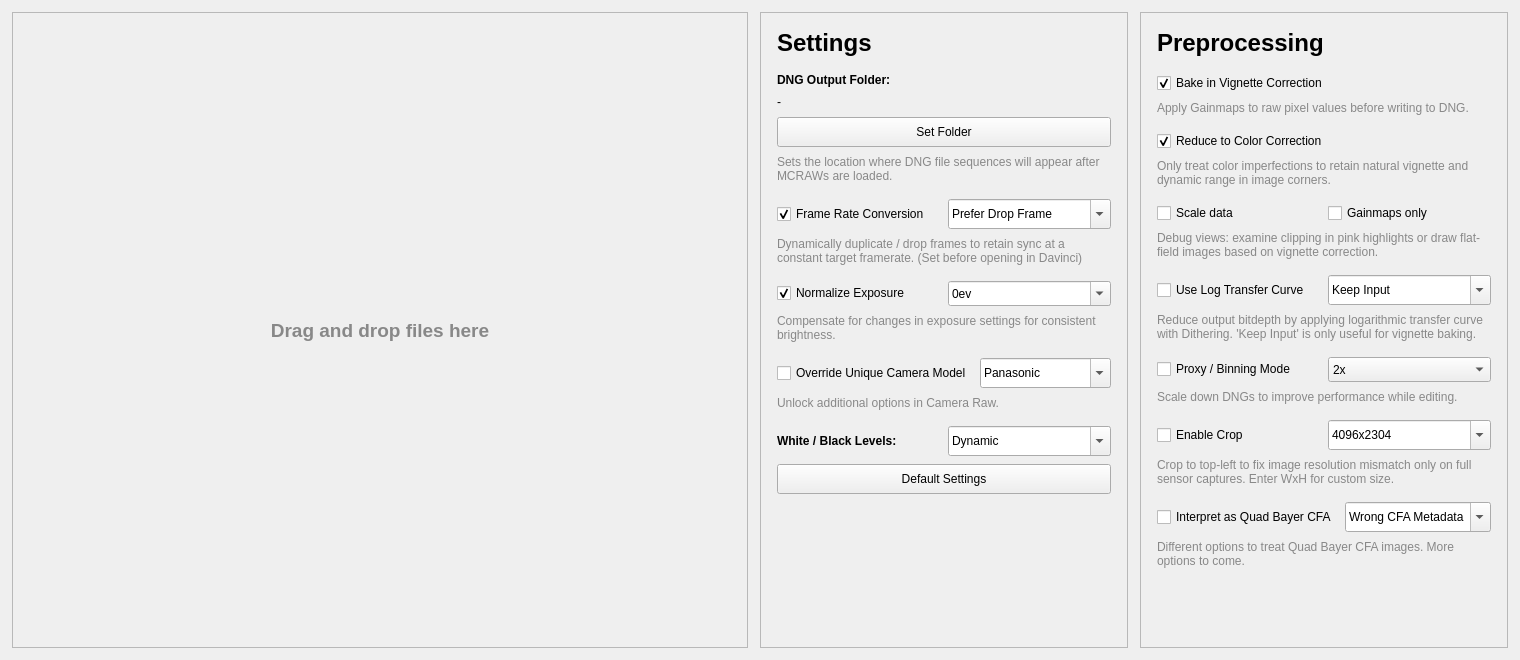
This is ui/mainwindow.ui in LeonardSander/motioncam-fs as Qt 5 draws it before an edit. The edited form follows.
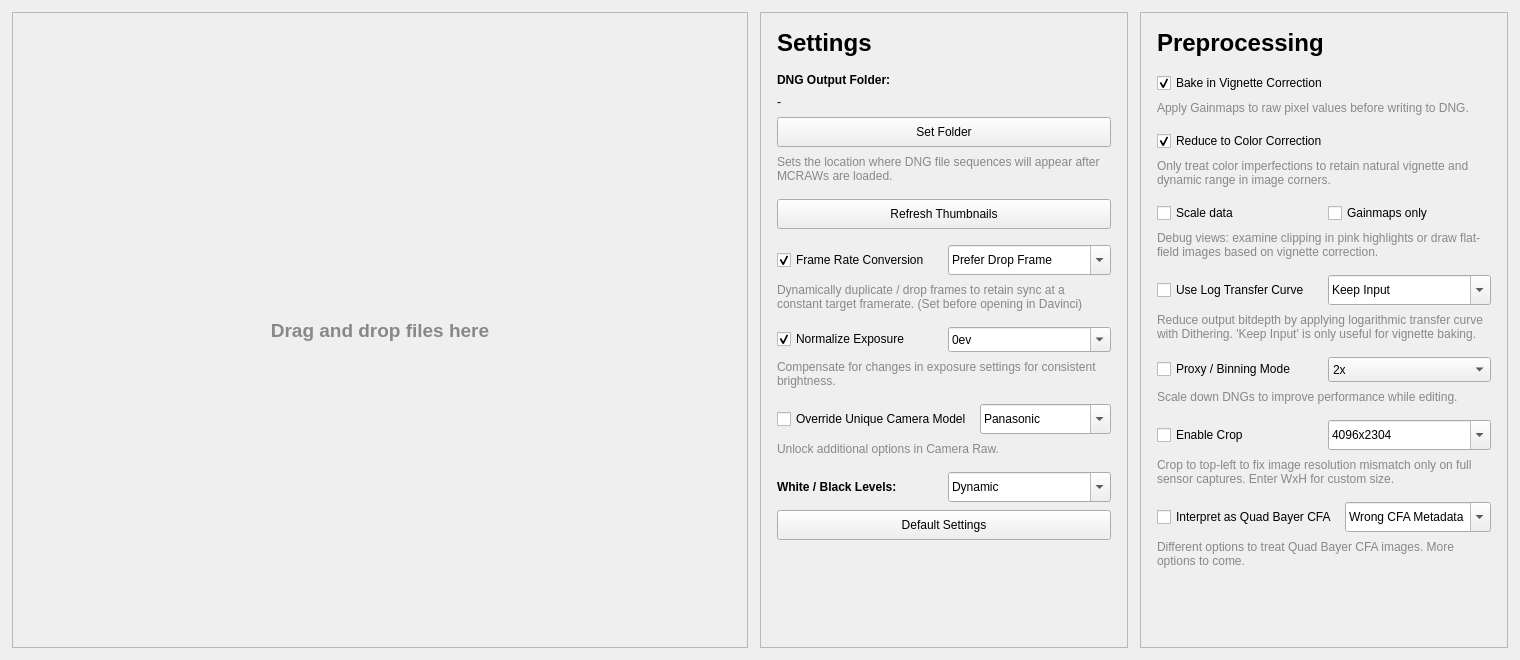
This is the edited form.

Commit message: Add macOS thumbnails and thumbnail refresh control

Patch:
```diff
--- a/ui/mainwindow.ui
+++ b/ui/mainwindow.ui
@@ -205,6 +205,26 @@
          </item>
         </layout>
        </item>
+       <item>
+        <layout class="QHBoxLayout" name="thumbnailSection">
+         <property name="spacing">
+          <number>8</number>
+         </property>
+         <item>
+          <widget class="QPushButton" name="refreshThumbsBtn">
+           <property name="minimumSize">
+            <size>
+             <width>0</width>
+             <height>30</height>
+            </size>
+           </property>
+           <property name="text">
+            <string>Refresh Thumbnails</string>
+           </property>
+          </widget>
+         </item>
+        </layout>
+       </item>
        <item>
         <layout class="QVBoxLayout" name="cfrConversionSection">
          <property name="spacing">
```
The commit also changes 3 other files.
